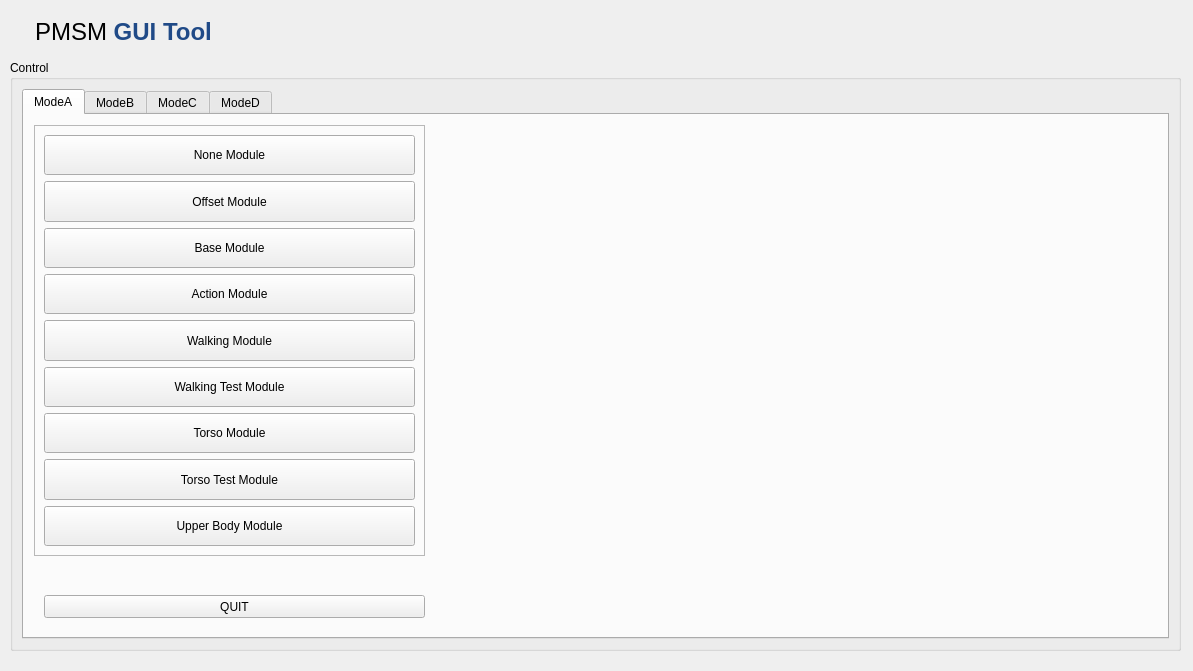
Qt form matlab2ros/pmsm_studio/ui/main_window.ui (BreadOak/PBL_RobotControl) before a commit.
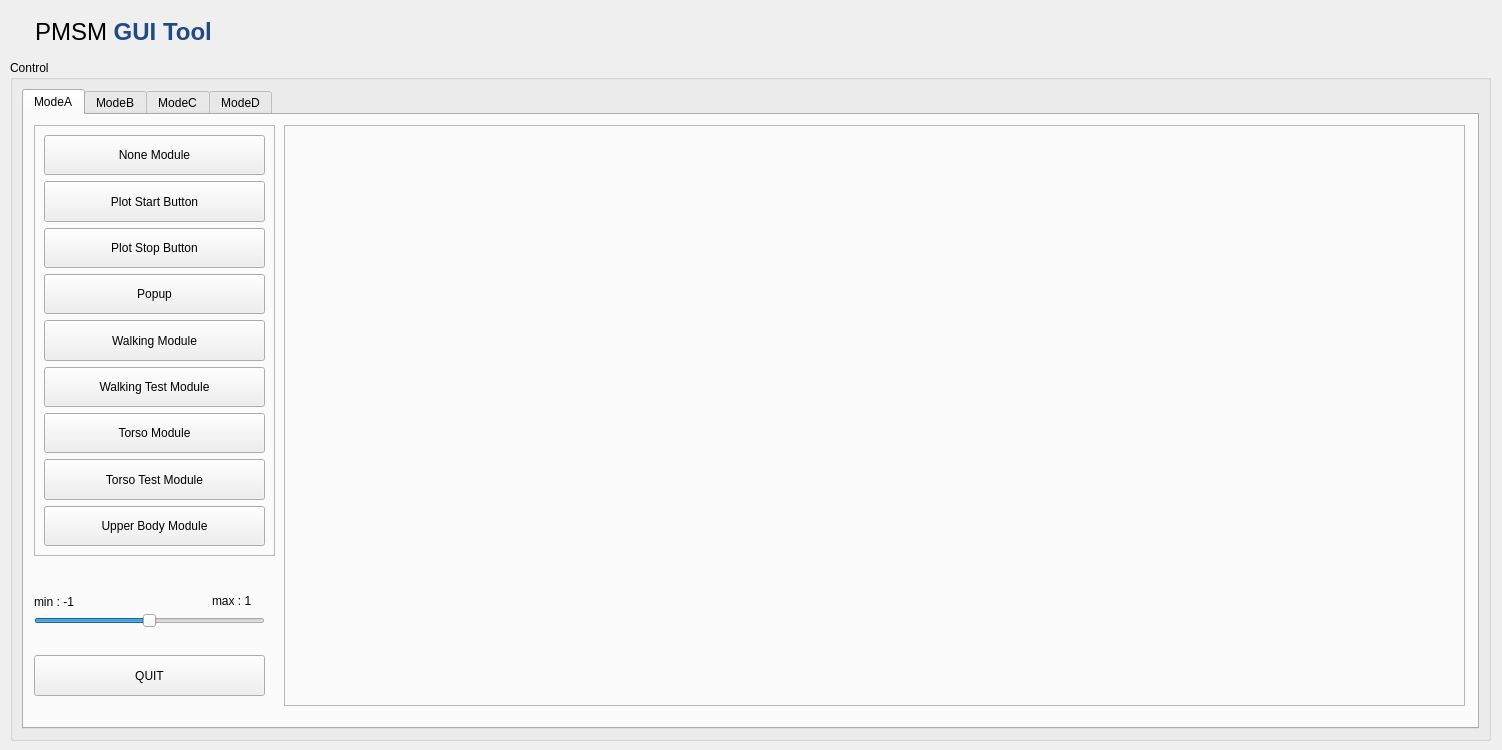
The same form after that commit. Icons and pictures are not drawn. Custom widgets are drawn as their Qt base class.

What changed in the file:
```diff
--- a/matlab2ros/pmsm_studio/ui/main_window.ui
+++ b/matlab2ros/pmsm_studio/ui/main_window.ui
@@ -6,8 +6,8 @@
    <rect>
     <x>0</x>
     <y>0</y>
-    <width>1193</width>
-    <height>671</height>
+    <width>1502</width>
+    <height>750</height>
    </rect>
   </property>
   <property name="windowTitle">
@@ -26,8 +26,8 @@
      <rect>
       <x>10</x>
       <y>60</y>
-      <width>1171</width>
-      <height>591</height>
+      <width>1481</width>
+      <height>681</height>
      </rect>
     </property>
     <property name="title">
@@ -57,7 +57,7 @@
           <rect>
            <x>10</x>
            <y>10</y>
-           <width>391</width>
+           <width>241</width>
            <height>431</height>
           </rect>
          </property>
@@ -90,7 +90,7 @@
              </sizepolicy>
             </property>
             <property name="text">
-             <string>Offset Module</string>
+             <string>Plot Start Button</string>
             </property>
            </widget>
           </item>
@@ -103,7 +103,7 @@
              </sizepolicy>
             </property>
             <property name="text">
-             <string>Base Module</string>
+             <string>Plot Stop Button</string>
             </property>
            </widget>
           </item>
@@ -116,7 +116,7 @@
              </sizepolicy>
             </property>
             <property name="text">
-             <string>Action Module</string>
+             <string>Popup</string>
             </property>
            </widget>
           </item>
@@ -187,29 +187,103 @@
           </item>
          </layout>
         </widget>
-        <widget class="QCustomPlot" name="plot_pmsm" native="true">
-         <property name="geometry">
-          <rect>
-           <x>420</x>
-           <y>10</y>
-           <width>711</width>
-           <height>431</height>
-          </rect>
-         </property>
-        </widget>
         <widget class="QPushButton" name="quit">
          <property name="geometry">
           <rect>
-           <x>20</x>
-           <y>480</y>
-           <width>381</width>
-           <height>23</height>
+           <x>10</x>
+           <y>540</y>
+           <width>231</width>
+           <height>41</height>
           </rect>
          </property>
          <property name="text">
           <string>QUIT</string>
          </property>
         </widget>
+        <widget class="QFrame" name="frame_4">
+         <property name="geometry">
+          <rect>
+           <x>260</x>
+           <y>10</y>
+           <width>1181</width>
+           <height>581</height>
+          </rect>
+         </property>
+         <property name="frameShape">
+          <enum>QFrame::StyledPanel</enum>
+         </property>
+         <property name="frameShadow">
+          <enum>QFrame::Raised</enum>
+         </property>
+         <layout class="QGridLayout" name="gridLayout_3">
+          <item row="0" column="2">
+           <widget class="QCustomPlot" name="plot_pmsm_4" native="true"/>
+          </item>
+          <item row="0" column="1">
+           <widget class="QCustomPlot" name="plot_pmsm" native="true"/>
+          </item>
+          <item row="0" column="3">
+           <widget class="QCustomPlot" name="plot_pmsm_5" native="true"/>
+          </item>
+          <item row="1" column="1">
+           <widget class="QCustomPlot" name="plot_pmsm_6" native="true"/>
+          </item>
+          <item row="1" column="2">
+           <widget class="QCustomPlot" name="plot_pmsm_7" native="true"/>
+          </item>
+          <item row="1" column="3">
+           <widget class="QCustomPlot" name="plot_pmsm_8" native="true"/>
+          </item>
+         </layout>
+        </widget>
+        <widget class="QSlider" name="horizontalSlider_2">
+         <property name="geometry">
+          <rect>
+           <x>10</x>
+           <y>480</y>
+           <width>231</width>
+           <height>51</height>
+          </rect>
+         </property>
+         <property name="minimum">
+          <number>-1</number>
+         </property>
+         <property name="maximum">
+          <number>1</number>
+         </property>
+         <property name="pageStep">
+          <number>1</number>
+         </property>
+         <property name="orientation">
+          <enum>Qt::Horizontal</enum>
+         </property>
+        </widget>
+        <widget class="QLabel" name="label_2">
+         <property name="geometry">
+          <rect>
+           <x>10</x>
+           <y>471</y>
+           <width>61</width>
+           <height>31</height>
+          </rect>
+         </property>
+         <property name="text">
+          <string>min : -1</string>
+         </property>
+        </widget>
+        <widget class="QLabel" name="label_3">
+         <property name="geometry">
+          <rect>
+           <x>188</x>
+           <y>470</y>
+           <width>61</width>
+           <height>31</height>
+          </rect>
+         </property>
+         <property name="text">
+          <string>max : 1</string>
+         </property>
+        </widget>
        </widget>
        <widget class="QWidget" name="param_tab">
         <attribute name="title">
```
Left out of the diff: 35 changed lines with no effect on the pictures.
